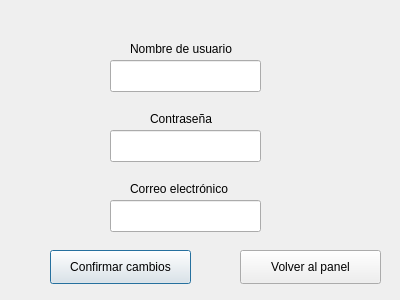
Qt form configuracionUsuario.ui (dgallards/Voice-recognition-system) before a commit.
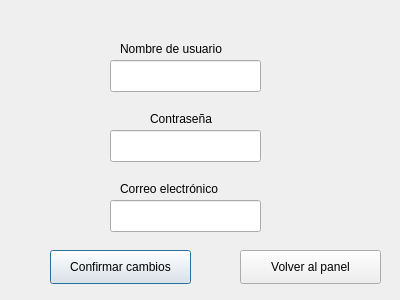
The same form after that commit.

The edit to the form file:
```diff
--- a/configuracionUsuario.ui
+++ b/configuracionUsuario.ui
@@ -26,9 +26,9 @@
   <widget class="QLabel" name="label">
    <property name="geometry">
     <rect>
-     <x>130</x>
+     <x>120</x>
      <y>40</y>
-     <width>121</width>
+     <width>131</width>
      <height>18</height>
     </rect>
    </property>
@@ -72,9 +72,9 @@
   <widget class="QLabel" name="label_3">
    <property name="geometry">
     <rect>
-     <x>130</x>
+     <x>120</x>
      <y>180</y>
-     <width>121</width>
+     <width>131</width>
      <height>18</height>
     </rect>
    </property>
```
